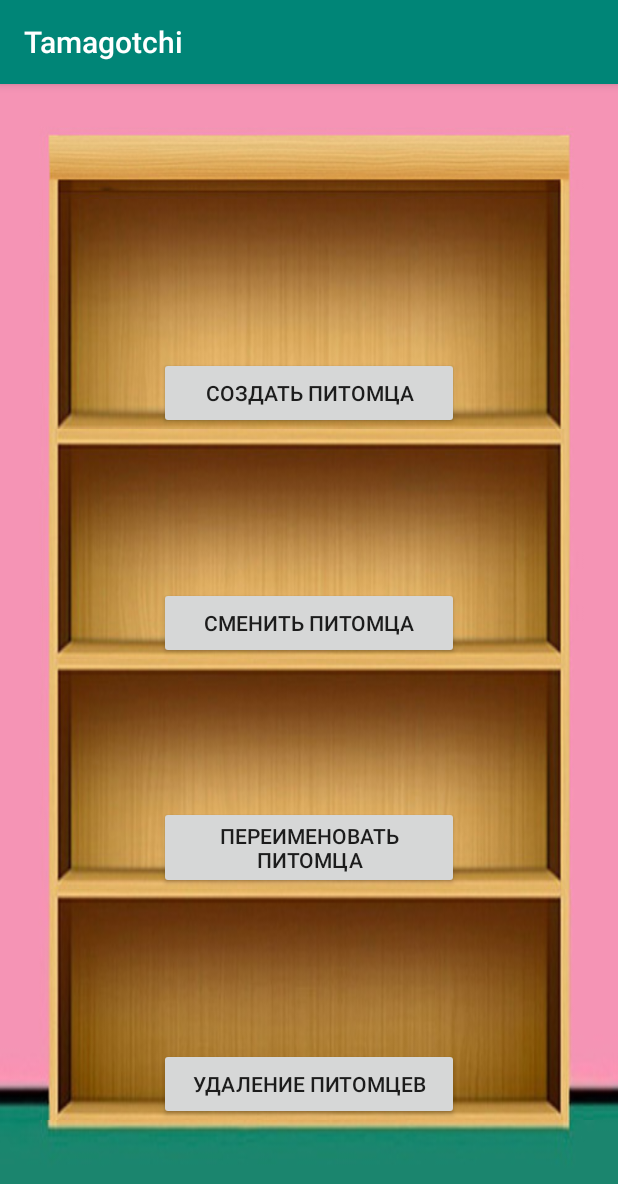
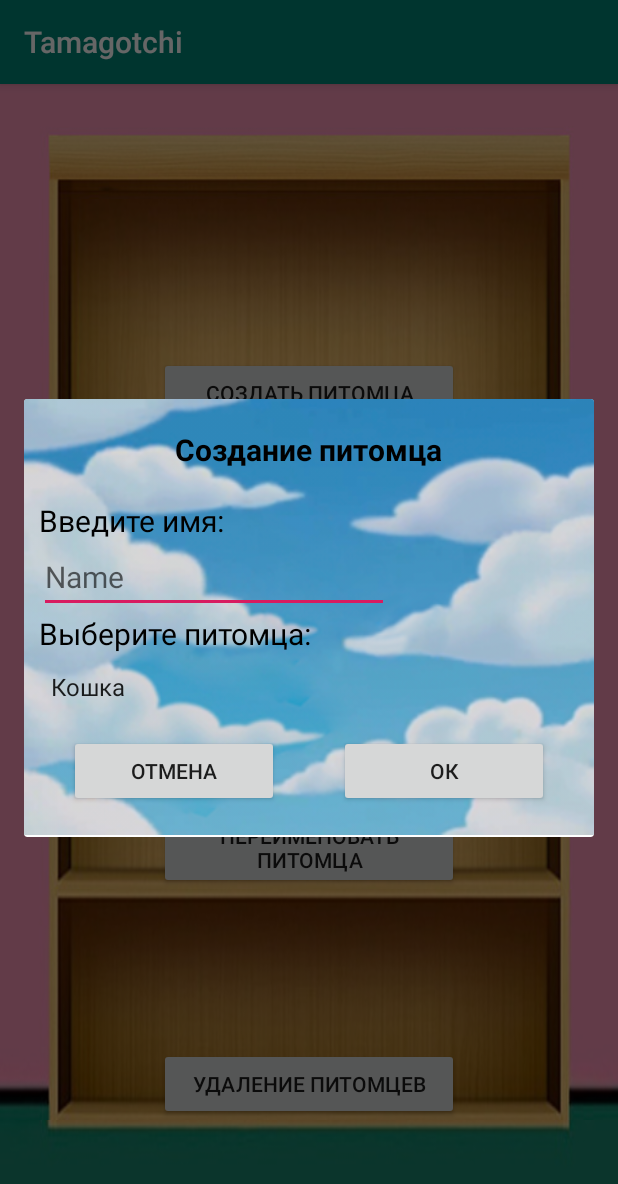
Before and after one commit to qf05/Tamagotchi, an Android app: the SettingsActivity screen opened directly, with no data from a screen before it, after a tap on "СОЗДАТЬ ПИТОМЦА", on a phone screen of 412 x 824 dp. Shown: the top 1184 px of the screen. Run offline under Robolectric (Android 15) with nearby library versions, the phone set to English and light mode, and no system bars.

Commit message:
2_3_create_pet_dialog

```diff
--- a/app/src/main/java/ru/levspb666/tamagotchi/SettingsActivity.java
+++ b/app/src/main/java/ru/levspb666/tamagotchi/SettingsActivity.java
@@ -1,11 +1,27 @@
 package ru.levspb666.tamagotchi;
 
+import android.app.AlertDialog;
 import android.os.Bundle;
 import android.support.annotation.Nullable;
 import android.support.v7.app.AppCompatActivity;
+import android.util.Log;
 import android.view.View;
+import android.widget.Button;
+import android.widget.EditText;
+import android.widget.ImageView;
+import android.widget.Spinner;
+
+import ru.levspb666.tamagotchi.enums.PetsType;
+import ru.levspb666.tamagotchi.model.Pet;
+import ru.levspb666.tamagotchi.utils.PetUtils;
+import ru.levspb666.tamagotchi.utils.ViewHelper;
+
+import static ru.levspb666.tamagotchi.MainActivity.SELECTED_PET;
 
 public class SettingsActivity extends AppCompatActivity {
+    private Spinner spinnerCreate;
+    private EditText inputName;
+    private AlertDialog dialog;
 
     @Override
     protected void onCreate(@Nullable Bundle savedInstanceState) {
@@ -14,8 +30,43 @@ public class SettingsActivity extends AppCompatActivity {
     }
 
     public void createPet(View view) {
+        View layout = getLayoutInflater().inflate(R.layout.create_pet_dialog, null);
+        spinnerCreate = layout.findViewById(R.id.inputTypePet);
+        inputName = layout.findViewById(R.id.inputName);
+        Button ok = layout.findViewById(R.id.okCreate);
+        ok.setOnClickListener(okCreateListener);
+        Button cancel = layout.findViewById(R.id.cancelCreate);
+        cancel.setOnClickListener(cancelListener);
 
+        AlertDialog.Builder builder = new AlertDialog.Builder(this);
+        builder.setView(layout)
+                .setCancelable(false);
+        dialog = builder.create();
+        ViewHelper.fonForDialog(dialog, (ImageView) layout.findViewById(R.id.fonCreateDialog));
+        dialog.show();
     }
+
+    View.OnClickListener okCreateListener = new View.OnClickListener() {
+        @Override
+        public void onClick(View v) {
+            String name = inputName.getText().toString().trim();
+            if (PetUtils.checkName(SettingsActivity.this, name)) {
+                PetsType[] petsTypes = PetsType.values();
+                PetsType petsType = petsTypes[spinnerCreate.getSelectedItemPosition()];
+                Log.i("SELECTED_PET", petsType.toString() + "   " + name);
+                SELECTED_PET = new Pet(name, petsType);
+                dialog.cancel();
+                finish();
+            }
+        }
+    };
+
+    View.OnClickListener cancelListener = new View.OnClickListener() {
+        @Override
+        public void onClick(View v) {
+            dialog.cancel();
+        }
+    };
 
 
     public void changePet(View view) {
--- a/app/src/main/java/ru/levspb666/tamagotchi/utils/ViewHelper.java
+++ b/app/src/main/java/ru/levspb666/tamagotchi/utils/ViewHelper.java
@@ -1,7 +1,13 @@
 package ru.levspb666.tamagotchi.utils;
 
+import android.app.Dialog;
+import android.content.DialogInterface;
 import android.view.View;
 import android.view.ViewTreeObserver;
+import android.widget.ImageView;
+import android.widget.RelativeLayout;
+
+import java.util.Objects;
 
 public class ViewHelper {
     public static void executeAfterViewHasDrawn(final View v, final Runnable cb) {
@@ -16,4 +22,18 @@ public class ViewHelper {
             }
         });
     }
+
+    public static void fonForDialog(final Dialog dialog, final ImageView fon){
+        dialog.setOnShowListener(new DialogInterface.OnShowListener() {
+            @Override
+            public void onShow(DialogInterface di) {
+                final int i = Objects.requireNonNull(dialog.getWindow()).getDecorView().getHeight();
+                RelativeLayout.LayoutParams params = new  RelativeLayout.LayoutParams(
+                        RelativeLayout.LayoutParams.MATCH_PARENT,
+                        i-50
+                );
+                fon.setLayoutParams(params);
+            }
+        });
+    }
 }
--- /dev/null
+++ b/app/src/main/res/layout/create_pet_dialog.xml
@@ -0,0 +1,82 @@
+<?xml version="1.0" encoding="utf-8"?>
+<RelativeLayout xmlns:android="http://schemas.android.com/apk/res/android"
+    android:layout_width="match_parent"
+    android:layout_height="wrap_content"
+    android:orientation="vertical">
+
+    <ImageView
+        android:id="@+id/fonCreateDialog"
+        android:layout_width="match_parent"
+        android:layout_height="100dp"
+        android:scaleType="centerCrop"
+        android:src="@drawable/fon_dialog" />
+
+    <LinearLayout
+        android:layout_width="match_parent"
+        android:layout_height="wrap_content"
+        android:orientation="vertical"
+        android:layout_marginEnd="10dp"
+        android:layout_marginStart="10dp">
+
+        <TextView
+            android:layout_width="wrap_content"
+            android:layout_height="wrap_content"
+            android:layout_gravity="center"
+            android:layout_margin="20dp"
+            android:textStyle="bold"
+            android:text="@string/create_pet"
+            android:textColor="#000000"
+            android:textSize="20sp" />
+
+        <TextView
+            android:layout_width="wrap_content"
+            android:layout_height="wrap_content"
+            android:text="@string/input_name"
+            android:textColor="#000000"
+            android:textSize="20sp" />
+
+        <EditText
+            android:id="@+id/inputName"
+            android:layout_width="wrap_content"
+            android:layout_height="wrap_content"
+            android:ems="10"
+            android:hint="@string/name"
+            android:inputType="textPersonName"
+            android:textSize="20sp" />
+
+        <TextView
+            android:layout_width="wrap_content"
+            android:layout_height="wrap_content"
+            android:text="@string/pets_input"
+            android:textColor="#000000"
+            android:textSize="20sp" />
+
+        <Spinner
+            android:id="@+id/inputTypePet"
+            android:layout_width="wrap_content"
+            android:layout_height="wrap_content"
+            android:layout_marginTop="10dp"
+            android:entries="@array/pets" />
+
+        <LinearLayout
+            android:layout_width="match_parent"
+            android:layout_height="wrap_content">
+
+            <Button
+                android:id="@+id/cancelCreate"
+                android:layout_width="wrap_content"
+                android:layout_height="wrap_content"
+                android:layout_margin="20dp"
+                android:layout_weight="1"
+                android:text="@string/cancel" />
+
+            <Button
+                android:id="@+id/okCreate"
+                android:layout_width="wrap_content"
+                android:layout_height="wrap_content"
+                android:layout_margin="20dp"
+                android:layout_weight="1"
+                android:text="@string/ok" />
+        </LinearLayout>
+    </LinearLayout>
+</RelativeLayout>
--- a/app/src/main/res/values/strings.xml
+++ b/app/src/main/res/values/strings.xml
@@ -12,6 +12,12 @@
     <string name="change_pet">Сменить питомца</string>
     <string name="change_name">Переименовать питомца</string>
     <string name="delete_pet">Удаление питомцев</string>
+    <string name="ok">ОК</string>
+    <string name="cancel">Отмена</string>
+    <string name="name">Name</string>
+    <string name="pets_input">Выберите питомца:</string>
+    <string name="create_pet">Создание питомца</string>
+    <string name="input_name">Введите имя:</string>
 
 
     <string-array name="pets">
```
Also changed, not shown: app/src/main/java/ru/levspb666/tamagotchi/MainActivity.java (+27 -24 lines), app/src/main/java/ru/levspb666/tamagotchi/WalkActivity.java (+3 -4 lines), app/src/main/java/ru/levspb666/tamagotchi/utils/PetUtils.java (added, +38 -0 lines), app/src/main/res/layout/activity_main.xml (+16 -37 lines), app/src/main/res/drawable/cat_small.png (added), app/src/main/res/drawable/cthulhu_small.png (added), app/src/main/res/drawable/dog_small.png (added), app/src/main/res/drawable/fon_dialog.png (added), app/src/main/res/drawable/walk.png (added).
